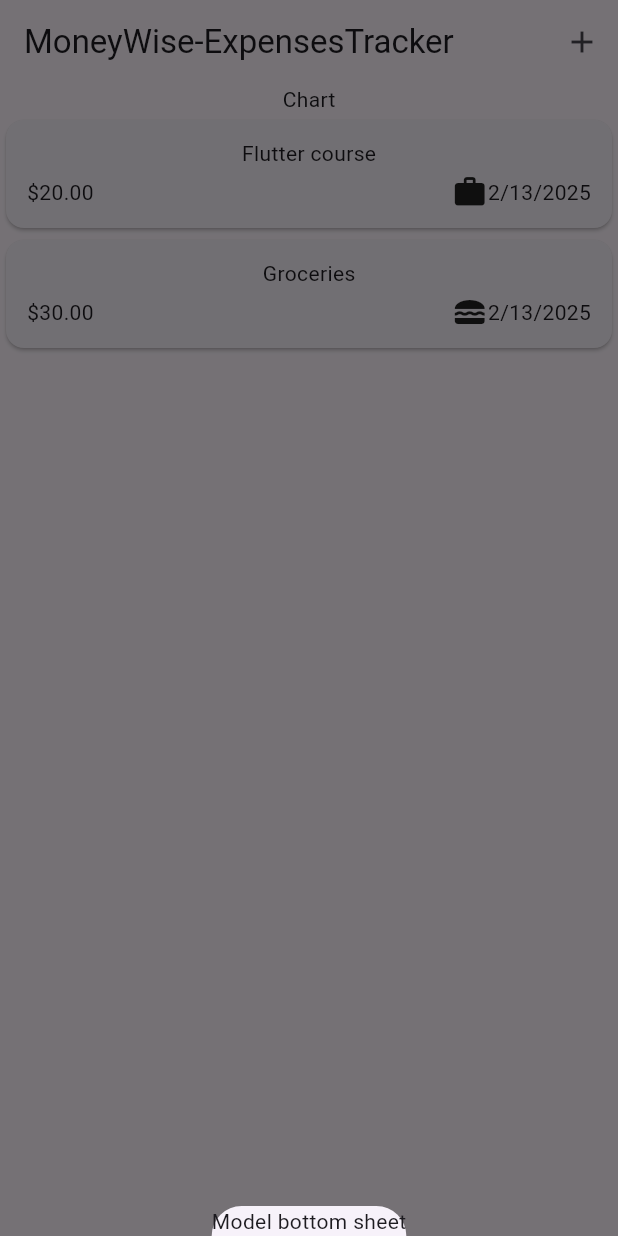
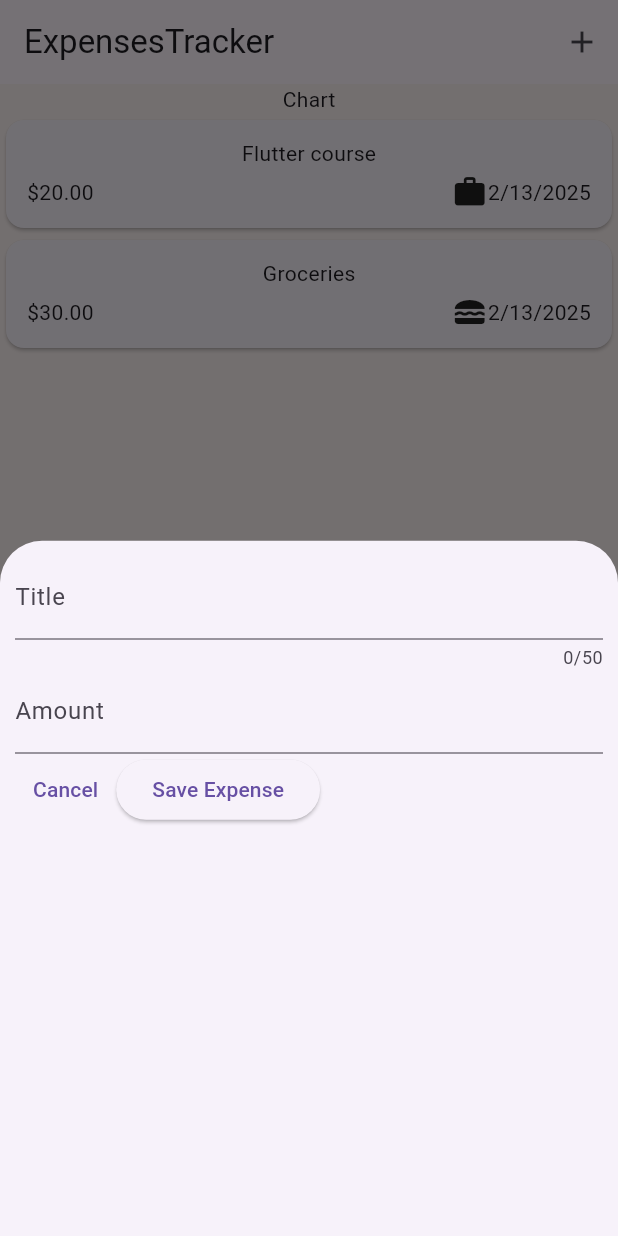
Before and after one commit to naolselemon/FlutterExpenseTrackerApp, a Flutter app: the screen it shows after launch, after a tap on the "add" icon, on a phone screen of 412 x 824 dp. Run offline on Flutter 3.47's test engine with Material 3 defaults, Android fonts, the phone set to English and light mode, and no system bars.

Commit message:
cancel button for new expense page is added

```diff
--- a/lib/widgets/expenses.dart
+++ b/lib/widgets/expenses.dart
@@ -1,7 +1,8 @@
-import "package:expense_tracker/widgets/expenses_list/expenses_list.dart";
 import "package:flutter/material.dart";
 
 import "package:expense_tracker/models/expenses.dart";
+import "package:expense_tracker/widgets/expenses_list/expenses_list.dart";
+import "package:expense_tracker/widgets/new_expense.dart";
 
 class Expenses extends StatefulWidget {
   const Expenses({super.key});
@@ -28,14 +29,15 @@ class _ExpensesState extends State<Expenses> {
 
   void _openAddNewExpenseOverlay() {
     showModalBottomSheet(
-        context: context, builder: (ctx) => const Text("Model bottom sheet"));
+        context: context, builder: (ctx) => const NewExpense());
   }
 
   @override
   Widget build(BuildContext context) {
     return Scaffold(
+        backgroundColor: const Color.fromARGB(255, 251, 242, 242),
         appBar: AppBar(
-          title: const Text("MoneyWise-ExpensesTracker"),
+          title: const Text("ExpensesTracker"),
           actions: [
             IconButton(
                 onPressed: _openAddNewExpenseOverlay,
--- /dev/null
+++ b/lib/widgets/new_expense.dart
@@ -0,0 +1,59 @@
+import 'package:flutter/material.dart';
+
+class NewExpense extends StatefulWidget {
+  const NewExpense({super.key});
+  @override
+  State<NewExpense> createState() {
+    return _NewExpenseState();
+  }
+}
+
+class _NewExpenseState extends State<NewExpense> {
+  final _titleController = TextEditingController();
+  final _amountController = TextEditingController();
+
+  @override
+  void dispose() {
+    // release memory after Widget is destroyed
+    _titleController.dispose();
+    _amountController.dispose();
+    super.dispose();
+  }
+
+  @override
+  Widget build(BuildContext context) {
+    return Padding(
+      padding: const EdgeInsets.all(10),
+      child: Column(
+        children: [
+          TextField(
+            maxLength: 50,
+            decoration: const InputDecoration(label: Text("Title")),
+            controller: _titleController,
+          ),
+          TextField(
+            controller: _amountController,
+            keyboardType: TextInputType.number,
+            decoration:
+                const InputDecoration(label: Text("Amount"), suffixText: "Q"),
+          ),
+          Row(
+            children: [
+              TextButton(
+                  onPressed: () {
+                    Navigator.pop(context);
+                  },
+                  child: const Text("Cancel")),
+              ElevatedButton(
+                  onPressed: () {
+                    print(_titleController.text);
+                    print(_amountController.text);
+                  },
+                  child: const Text("Save Expense"))
+            ],
+          )
+        ],
+      ),
+    );
+  }
+}
```
